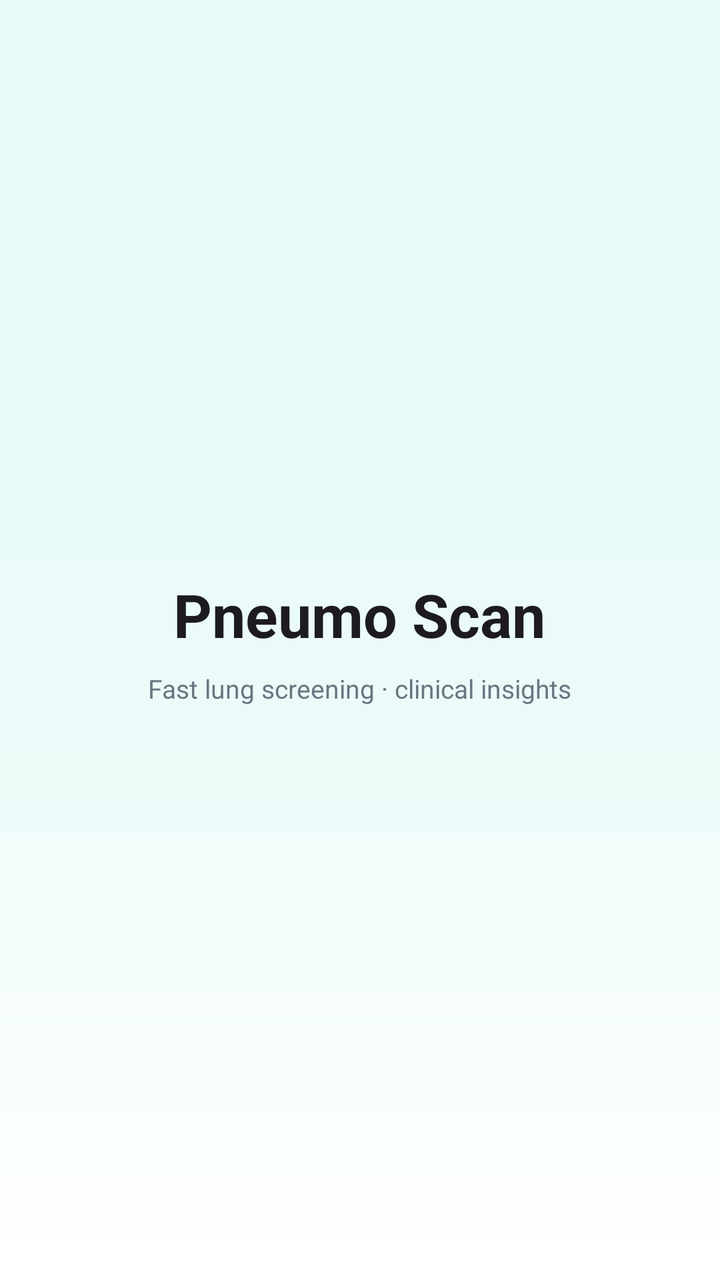
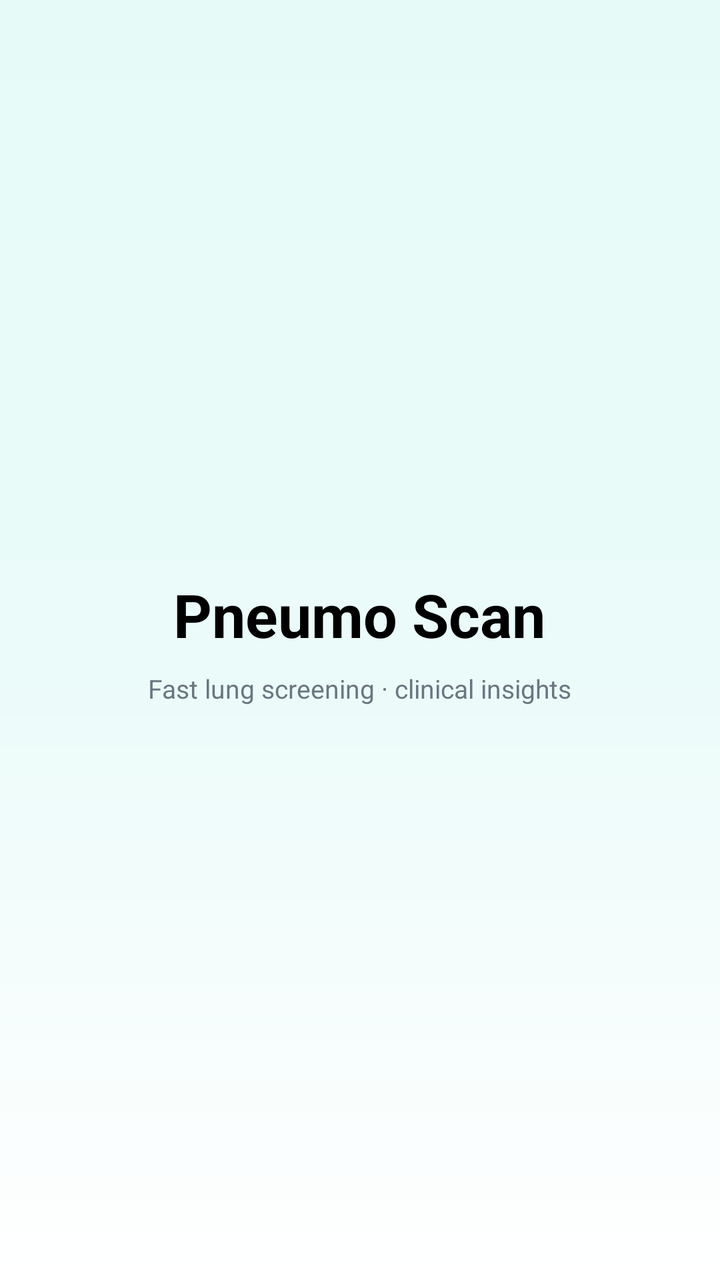

Two renders of the same Android screen: before a commit and after it. Below are the layout's source before the change and the commit's diff.
<!-- AndroidManifest.xml: activity theme Theme.PneumoScan.Splash -->
<!-- res/layout/activity_splash.xml -->
<?xml version="1.0" encoding="utf-8"?>
<FrameLayout xmlns:android="http://schemas.android.com/apk/res/android"
    android:id="@+id/splash_root"
    android:layout_width="match_parent"
    android:layout_height="match_parent"
    android:background="@drawable/bg_gradient">

    <LinearLayout
        android:layout_width="wrap_content"
        android:layout_height="wrap_content"
        android:layout_gravity="center"
        android:gravity="center"
        android:orientation="vertical"
        android:padding="28dp">

        <TextView
            android:id="@+id/splashTitle"
            android:layout_width="wrap_content"
            android:layout_height="wrap_content"
            android:text="@string/app_name"
            android:textColor="?attr/colorOnBackground"
            android:textSize="30sp"
            android:textStyle="bold" />

        <TextView
            android:id="@+id/splashTag"
            android:layout_width="wrap_content"
            android:layout_height="wrap_content"
            android:layout_marginTop="8dp"
            android:text="@string/splash_tagline"
            android:textColor="@color/pneumo_muted"
            android:textSize="13sp" />
    </LinearLayout>
</FrameLayout>
<!-- resources referenced by this layout -->
<resources>
  <color name="pneumo_muted">#6B7681</color>
  <!-- drawable bg_gradient (drawable) -->
  <?xml version="1.0" encoding="utf-8"?>
  <shape xmlns:android="http://schemas.android.com/apk/res/android" android:shape="rectangle">
      <gradient
          android:startColor="#E6FBF8"
          android:centerColor="#EAFBF9"
          android:endColor="#FFFFFF"
          android:angle="270"/>
  </shape>
  <string name="app_name">Pneumo Scan</string>
  <string name="splash_tagline">Fast lung screening · clinical insights</string>
  <style name="Theme.PneumoScan.Splash" parent="Theme.Material3.DayNight.NoActionBar">
          <item name="android:windowBackground">@color/white</item>
          <item name="colorPrimary">@color/pneumo_primary</item>
          <item name="colorPrimaryVariant">@color/pneumo_primary_variant</item>
          <item name="colorOnPrimary">@color/pneumo_onPrimary</item>
  
          
          <item name="colorSecondary">@color/pneumo_secondary</item>
          <item name="colorOnSecondary">@color/pneumo_onPrimary</item>
  
          
          <item name="android:colorBackground">@color/pneumo_background</item>
          <item name="colorSurface">@color/pneumo_surface</item>
          <item name="colorOnSurface">@color/pneumo_onSurface</item>
      </style>
  <color name="white">#FFFFFFFF</color>
  <color name="pneumo_primary">#00BFA6</color>
  <color name="pneumo_primary_variant">#0AA78F</color>
  <color name="pneumo_onPrimary">#FFFFFF</color>
  <color name="pneumo_secondary">#3A86FF</color>
  <color name="pneumo_background">#F7FCFB</color>
  <color name="pneumo_surface">#FFFFFF</color>
  <color name="pneumo_onSurface">#0F1720</color>
</resources>

<!-- the commit's change to res/layout/activity_splash.xml (unified diff, before → after) -->
@@ -18,7 +18,7 @@
             android:layout_width="wrap_content"
             android:layout_height="wrap_content"
             android:text="@string/app_name"
-            android:textColor="?attr/colorOnBackground"
+            android:textColor="@color/black"
             android:textSize="30sp"
             android:textStyle="bold" />
 
<!-- resource entries referenced after the edit -->
@@ -1,5 +1,6 @@
 <!-- resources referenced by this layout -->
 <resources>
+  <color name="black">#FF000000</color>
   <color name="pneumo_muted">#6B7681</color>
   <!-- drawable bg_gradient (drawable) -->
   <?xml version="1.0" encoding="utf-8"?>
